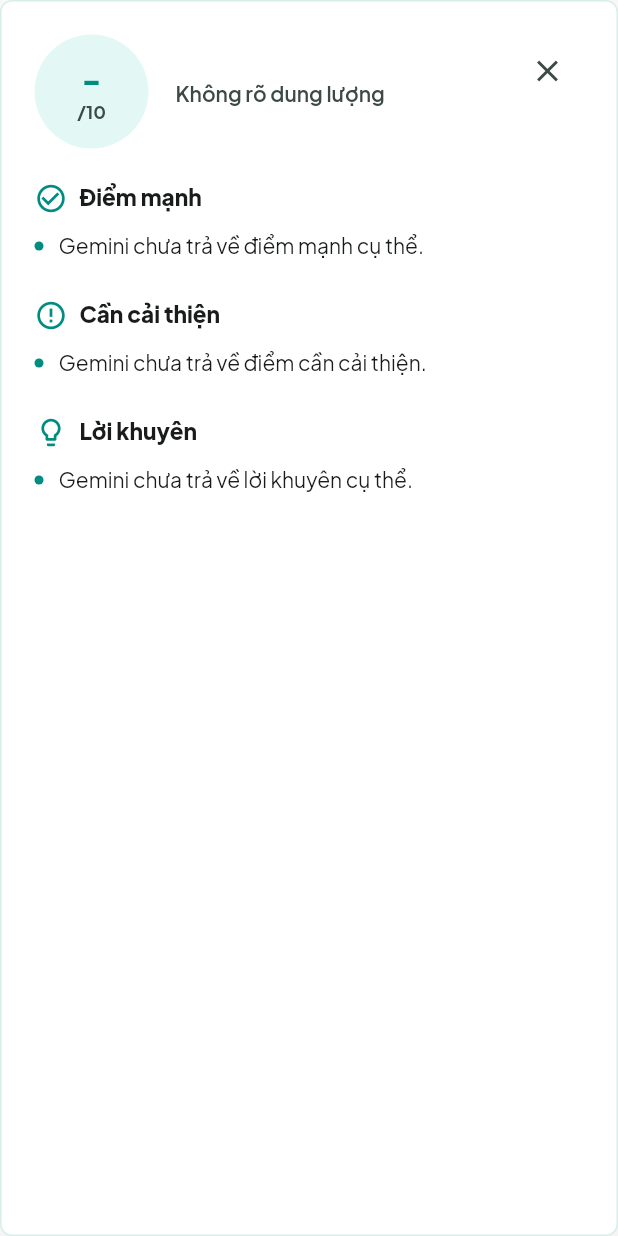
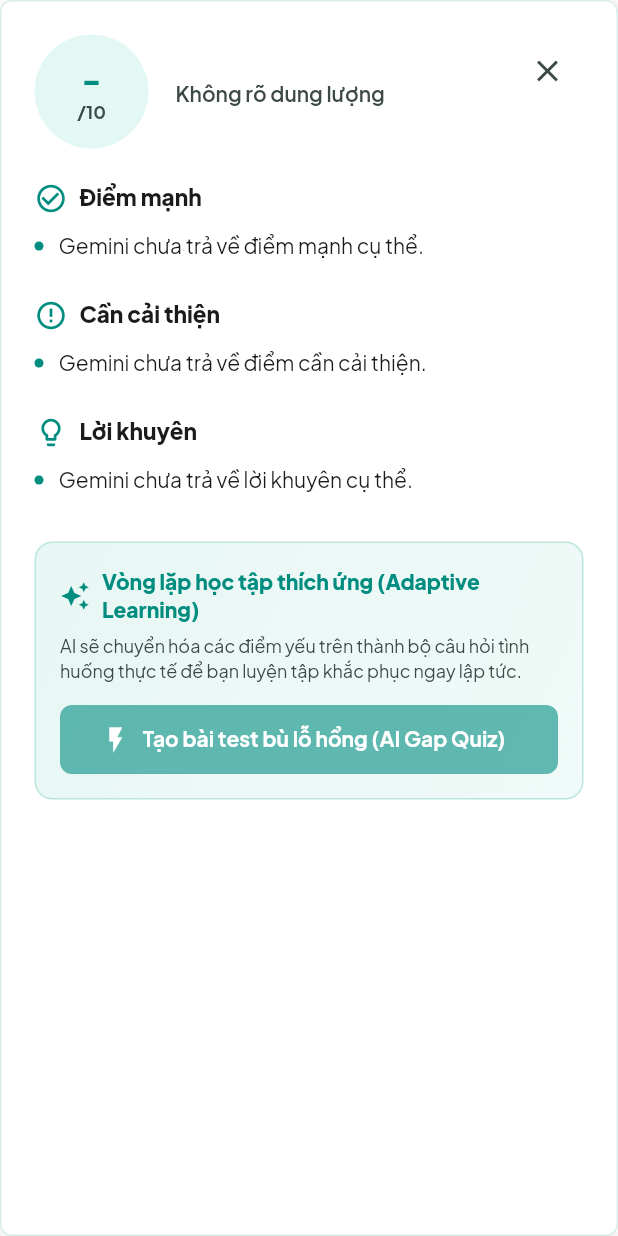
Before and after one commit to huypham200104/DevMind, a Flutter app: the CvScanResultCard widget shown alone on an empty page, opened directly with empty values, on a phone screen of 412 x 824 dp. Run offline on Flutter 3.47's test engine with Material 3 defaults, Android fonts, the phone set to English and light mode, and no system bars; our stand-ins replace cloud_firestore, cloud_functions, file_picker, firebase_auth, firebase_core, flutter_animate and 3 more; missing offline and left inert: syncfusion_flutter_pdf; accounts and stored records are empty; generated files the repository leaves out were written again; network calls fail.

Commit message:
feat(cv_scanner): add AI Gap Quiz CTA button and navigation in CvScanResultCard

```diff
--- a/devmind_app/lib/features/cv_scanner/presentation/screens/cv_scanner_screen.dart
+++ b/devmind_app/lib/features/cv_scanner/presentation/screens/cv_scanner_screen.dart
@@ -95,6 +95,8 @@ class _CvScannerScreenState extends State<CvScannerScreen> {
                         key: _resultKey,
                         result: controller.activeResult!,
                         onClose: controller.clearResult,
+                        onGenerateQuiz: () => _handleGenerateAdaptiveQuiz(controller.activeResult!),
+                        isGeneratingQuiz: controller.isGeneratingQuiz,
                       ).animate().fade().slideY(begin: 0.1),
                     ],
                     AppSpacing.hGapHuge,
@@ -209,6 +211,34 @@ class _CvScannerScreenState extends State<CvScannerScreen> {
     return false;
   }
 
+  Future<void> _handleGenerateAdaptiveQuiz(CvUpload result) async {
+    if (!_ensureSignedIn()) {
+      return;
+    }
+
+    final controller = context.read<CvScannerController>();
+    final courseId = await controller.generateAdaptiveQuiz(result);
+
+    if (!mounted) {
+      return;
+    }
+
+    final errorMessage = controller.actionErrorMessage;
+    if (errorMessage != null) {
+      _showSnackBar(errorMessage, isError: true);
+      return;
+    }
+
+    if (courseId != null && courseId.isNotEmpty) {
+      _showSnackBar('AI đã khởi tạo thành công bài thi tình huống!');
+      context.pushNamed(
+        AppRouteNames.technicalCourseDetail,
+        pathParameters: {'courseId': courseId},
+        queryParameters: {'scope': 'mine'},
+      );
+    }
+  }
+
   void _handleShowResult(CvUpload result) {
     context.read<CvScannerController>().showResult(result);
     _scrollToResult();
--- a/devmind_app/lib/features/cv_scanner/presentation/widgets/cv_scan_result_card.dart
+++ b/devmind_app/lib/features/cv_scanner/presentation/widgets/cv_scan_result_card.dart
@@ -8,10 +8,14 @@ class CvScanResultCard extends StatelessWidget {
     super.key,
     required this.result,
     required this.onClose,
+    this.onGenerateQuiz,
+    this.isGeneratingQuiz = false,
   });
 
   final CvUpload result;
   final VoidCallback onClose;
+  final VoidCallback? onGenerateQuiz;
+  final bool isGeneratingQuiz;
 
   @override
   Widget build(BuildContext context) {
@@ -126,6 +130,88 @@ class CvScanResultCard extends StatelessWidget {
               ],
             ),
           ],
+          const SizedBox(height: 24),
+          Container(
+            width: double.infinity,
+            padding: const EdgeInsets.all(16),
+            decoration: BoxDecoration(
+              gradient: const LinearGradient(
+                colors: [Color(0xFFE8F7F4), Color(0xFFF0FAF8)],
+                begin: Alignment.topLeft,
+                end: Alignment.bottomRight,
+              ),
+              borderRadius: BorderRadius.circular(12),
+              border: Border.all(color: const Color(0xFFBBE5DD)),
+            ),
+            child: Column(
+              crossAxisAlignment: CrossAxisAlignment.start,
+              children: [
+                Row(
+                  children: [
+                    const Icon(
+                      Icons.auto_awesome,
+                      color: AppColors.primaryGradientEnd,
+                      size: 20,
+                    ),
+                    const SizedBox(width: 8),
+                    Expanded(
+                      child: Text(
+                        'Vòng lặp học tập thích ứng (Adaptive Learning)',
+                        style: Theme.of(context).textTheme.titleSmall?.copyWith(
+                          color: AppColors.primaryGradientEnd,
+                          fontWeight: FontWeight.w800,
+                        ),
+                      ),
+                    ),
+                  ],
+                ),
+                const SizedBox(height: 6),
+                Text(
+                  'AI sẽ chuyển hóa các điểm yếu trên thành bộ câu hỏi tình huống thực tế để bạn luyện tập khắc phục ngay lập tức.',
+                  style: Theme.of(context).textTheme.bodySmall?.copyWith(
+                    color: AppColors.textSecondary,
+                    height: 1.4,
+                  ),
+                ),
+                const SizedBox(height: 14),
+                SizedBox(
+                  width: double.infinity,
+                  height: 46,
+                  child: ElevatedButton.icon(
+                    onPressed: isGeneratingQuiz ? null : onGenerateQuiz,
+                    icon: isGeneratingQuiz
+                        ? const SizedBox(
+                            width: 18,
+                            height: 18,
+                            child: CircularProgressIndicator(
+                              strokeWidth: 2,
+                              valueColor: AlwaysStoppedAnimation<Color>(Colors.white),
+                            ),
+                          )
+                        : const Icon(Icons.flash_on, size: 20, color: Colors.white),
+                    label: Text(
+                      isGeneratingQuiz
+                          ? 'AI đang soạn bài test...'
+                          : 'Tạo bài test bù lỗ hổng (AI Gap Quiz)',
+                      style: const TextStyle(
+                        fontSize: 14,
+                        fontWeight: FontWeight.w700,
+                        color: Colors.white,
+                      ),
+                    ),
+                    style: ElevatedButton.styleFrom(
+                      backgroundColor: AppColors.primaryGradientEnd,
+                      disabledBackgroundColor: AppColors.primaryGradientEnd.withValues(alpha: 0.6),
+                      shape: RoundedRectangleBorder(
+                        borderRadius: BorderRadius.circular(8),
+                      ),
+                      elevation: 0,
+                    ),
+                  ),
+                ),
+              ],
+            ),
+          ),
         ],
       ),
     );
```
